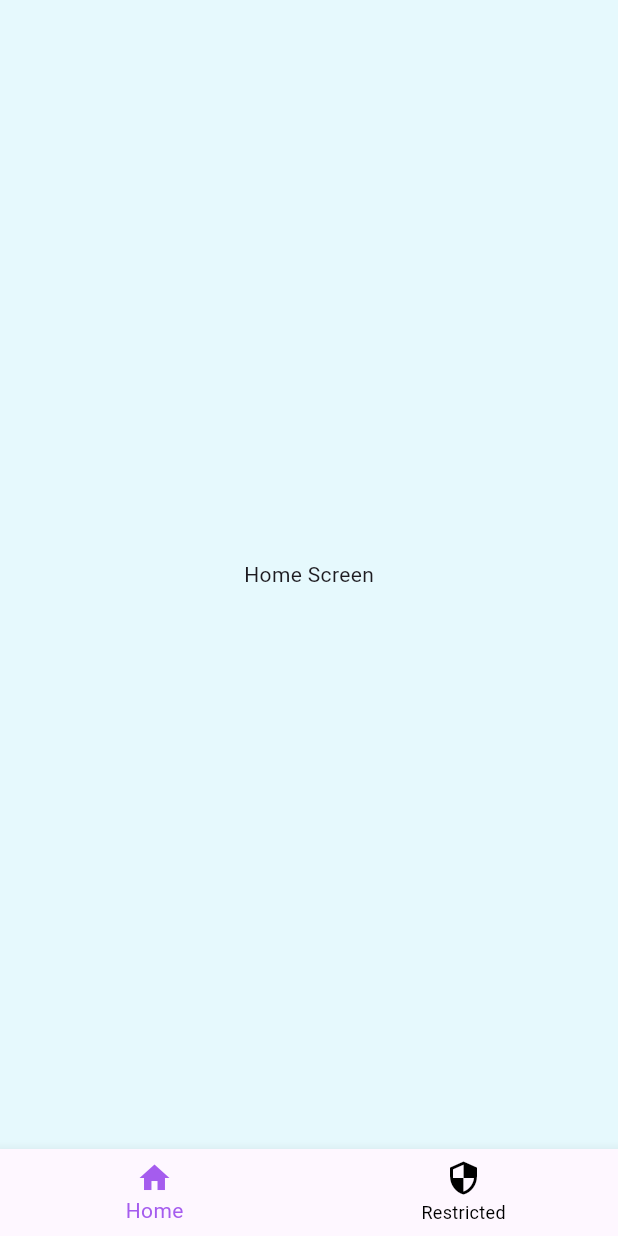
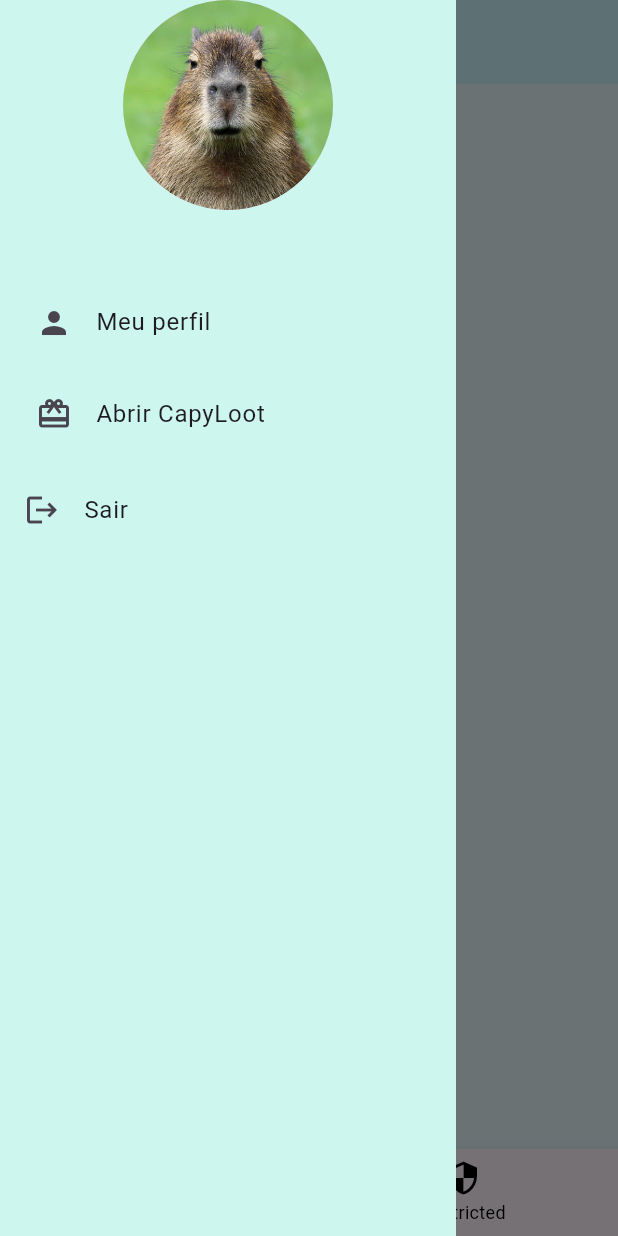
Before and after one commit to Joao-Kleber-Linhalis/desafio_capyba, a Flutter app: the IndexScreen screen opened by its route, with the side drawer open (before the commit the screen has no drawer), on a phone screen of 412 x 824 dp. Run offline on Flutter 3.47's test engine with Material 3 defaults, Android fonts, the phone set to English and light mode, and no system bars; our stand-ins replace cached_network_image, cloud_firestore, firebase_auth, firebase_core, firebase_storage, image_picker; accounts and stored records are empty.

Commit message:
drawer and fix login

```diff
--- /dev/null
+++ b/devtools_options.yaml
@@ -0,0 +1,3 @@
+description: This file stores settings for Dart & Flutter DevTools.
+documentation: https://docs.flutter.dev/tools/devtools/extensions#configure-extension-enablement-states
+extensions:
--- a/lib/core/services/firebase_service.dart
+++ b/lib/core/services/firebase_service.dart
@@ -65,6 +65,7 @@ class FirebaseService {
       final response =
           await _db.collection(data.collection).doc(data.idModel).get();
       if (response.exists && response.data() != null) {
+        print(response.data()!);
         return response.data()!;
       }
       return null;
--- a/lib/features/auth/presentation/widgets/auth_form_widget.dart
+++ b/lib/features/auth/presentation/widgets/auth_form_widget.dart
@@ -119,7 +119,7 @@ class _AuthFormWidgetState extends State<AuthFormWidget>
                   isLoading: _controller.isLoading,
                   child: Text(
                     _controller.isLogin ? "Entrar" : "Registrar",
-                    style: const TextStyle(color: Colors.white),
+                    style: AppTextStyles.style,
                   ),
                 ),
               TextButton(
--- a/lib/features/auth/provider/auth_provider.dart
+++ b/lib/features/auth/provider/auth_provider.dart
@@ -38,7 +38,7 @@ class AuthProvider with ChangeNotifier {
       }
       final user = _auth.currentUser;
       if (user != null) {
-        _userModel = await UserModel.empty().copyWith(id: user.uid).save();
+        _userModel = await UserModel.empty().copyWith(id: user.uid).getItem();
       }
       notifyListeners();
     } on FirebaseAuthException catch (e) {
@@ -61,8 +61,8 @@ class AuthProvider with ChangeNotifier {
   }
 
   Future<void> logout() async {
+    _userModel = UserModel.empty();
     await _auth.signOut();
-    _userModel = UserModel.empty();
     notifyListeners();
   }
 }
--- /dev/null
+++ b/lib/features/index/controllers/drawer_controller.dart
@@ -0,0 +1,29 @@
+import 'package:desafio_capyba/core/routes/app_routes.dart';
+import 'package:desafio_capyba/features/index/models/drawer_options_model.dart';
+import 'package:flutter/material.dart';
+
+class DrawerController {
+  static DrawerController? _instance;
+
+  static DrawerController get instance {
+    _instance ??= DrawerController._();
+    return _instance!;
+  }
+
+  DrawerController._() {
+    debugPrint("==== DrawerController =====");
+  }
+
+  List<DrawerOptionsModel> drawerOptions = [
+    DrawerOptionsModel(
+      title: "Meu perfil",
+      icon: Icons.person,
+      route: AppRoutes.PROFILE_SCREEN,
+    ),
+    DrawerOptionsModel(
+      title: "Abrir CapyLoot",
+      icon: Icons.card_giftcard,
+      route: "",
+    )
+  ];
+}
--- /dev/null
+++ b/lib/features/index/models/drawer_options_model.dart
@@ -0,0 +1,13 @@
+import 'package:flutter/material.dart';
+
+class DrawerOptionsModel {
+  final String title;
+  final IconData icon;
+  final String route;
+
+  DrawerOptionsModel({
+    required this.title,
+    required this.icon,
+    required this.route,
+  });
+}
--- a/lib/features/index/presentation/index_screen.dart
+++ b/lib/features/index/presentation/index_screen.dart
@@ -1,5 +1,6 @@
 import 'package:desafio_capyba/features/home/presentation/home_screen.dart';
 import 'package:desafio_capyba/features/index/controllers/index_controller.dart';
+import 'package:desafio_capyba/features/index/widgets/drawer_widget.dart';
 import 'package:desafio_capyba/features/restricted/presentation/restricted_screen.dart';
 import 'package:desafio_capyba/shared/constants/app_colors.dart';
 import 'package:flutter/material.dart';
@@ -25,6 +26,11 @@ class _IndexScreenState extends State<IndexScreen> {
       valueListenable: screenController.selectedIndexNotifier,
       builder: (context, selectedIndex, child) {
         return Scaffold(
+          appBar: AppBar(
+            title: const Text('CapyLoot'),
+            centerTitle: true,
+            backgroundColor: AppColors.appBarBackgroundColor,
+          ),
           backgroundColor: AppColors.bottomNavigationBarBackgroundColor,
           body: Center(
             child: _widgetOptions.elementAt(selectedIndex),
@@ -48,6 +54,7 @@ class _IndexScreenState extends State<IndexScreen> {
             showUnselectedLabels: true,
             onTap: screenController.onItemTapped,
           ),
+          drawer: DrawerWidget(),
         );
       },
     );
--- /dev/null
+++ b/lib/features/index/widgets/drawer_widget.dart
@@ -0,0 +1,92 @@
+import 'package:desafio_capyba/features/auth/provider/auth_provider.dart';
+import 'package:desafio_capyba/shared/constants/app_colors.dart';
+import 'package:desafio_capyba/shared/constants/app_text_styles.dart';
+import 'package:desafio_capyba/shared/widgets/circle_avatar_widget.dart';
+import 'package:desafio_capyba/features/index/controllers/drawer_controller.dart'
+    as my_drawer_controller;
+import 'package:flutter/material.dart';
+import 'package:provider/provider.dart';
+
+class DrawerWidget extends StatelessWidget {
+  final controller = my_drawer_controller.DrawerController.instance;
+  DrawerWidget({super.key});
+
+  @override
+  Widget build(BuildContext context) {
+    final user = Provider.of<AuthProvider>(context).userModel;
+    return Drawer(
+        backgroundColor: AppColors.scaffoldBackgroundColor,
+        shape: const Border(),
+        child: SingleChildScrollView(
+          child: Column(
+            crossAxisAlignment: CrossAxisAlignment.stretch,
+            children: [
+              buildHeader(
+                context: context,
+                imageUrl: user.photoUrl,
+                name: user.name,
+              ),
+              buildMenuItems(context),
+              ListTile(
+                leading: Icon(Icons.logout),
+                title: Text("Sair"),
+                onTap: () {
+                  Provider.of<AuthProvider>(context, listen: false).logout();
+                },
+              ),
+            ],
+          ),
+        ));
+  }
+
+  Widget buildHeader({
+    required BuildContext context,
+    required String imageUrl,
+    required String name,
+  }) {
+    return Container(
+      padding: EdgeInsets.only(
+        top: MediaQuery.of(context).padding.top,
+      ),
+      child: Column(
+        spacing: 10,
+        children: [
+          GestureDetector(
+            onTap: () {
+              //Feedback de toque, emiti o som de clique
+              Feedback.forTap(context);
+            },
+            child: CircleAvatarWidget(
+              imageUrl: imageUrl,
+              radius: 70,
+            ),
+          ),
+          Text(
+            name,
+            textAlign: TextAlign.center,
+            overflow: TextOverflow.ellipsis,
+            style: AppTextStyles.styleBold,
+          ),
+        ],
+      ),
+    );
+  }
+
+  Widget buildMenuItems(BuildContext context) {
+    return Padding(
+      padding: const EdgeInsets.all(8.0),
+      child: Wrap(
+        runSpacing: 5,
+        children: controller.drawerOptions.map((option) {
+          return ListTile(
+            leading: Icon(option.icon),
+            title: Text(option.title),
+            onTap: (){
+              Navigator.of(context).pushNamed(option.route);
+            },
+          );
+        }).toList(),
+      ),
+    );
+  }
+}
--- a/lib/main.dart
+++ b/lib/main.dart
@@ -19,6 +19,7 @@ void main() async {
   );
   runApp(const MyApp());
 }
+
 
 class MyApp extends StatelessWidget {
   const MyApp({super.key});
--- a/lib/shared/constants/app_colors.dart
+++ b/lib/shared/constants/app_colors.dart
@@ -3,7 +3,7 @@ import 'package:flutter/material.dart';
 class AppColors {
   static const Color scaffoldBackgroundColor = Color(0xFFcdf6ee);
   static const Color appBarBackgroundColor = Color(0xFFcaf5fb);
-  static const Color buttonBackgroundColor = Color(0xFFcee1ff);
+  static const Color buttonBackgroundColor = Color(0xFFB68354);
   static const Color bottomNavigationBarItemSelectedColor = Color.fromARGB(255, 165, 92, 238);
   static const Color bottomNavigationBarItemUnselectedColor = Color(0xFF000000);
   static const Color bottomNavigationBarBackgroundColor = Color(0xFFe6f9fd);
```
Also changed, not shown: lib/features/presentation/auth_or_home_screen.dart (+27 -35 lines), lib/features/profile/controllers/profile_controller.dart (+14 -5 lines), lib/features/profile/presentation/profile_screen.dart (+12 -6 lines).
